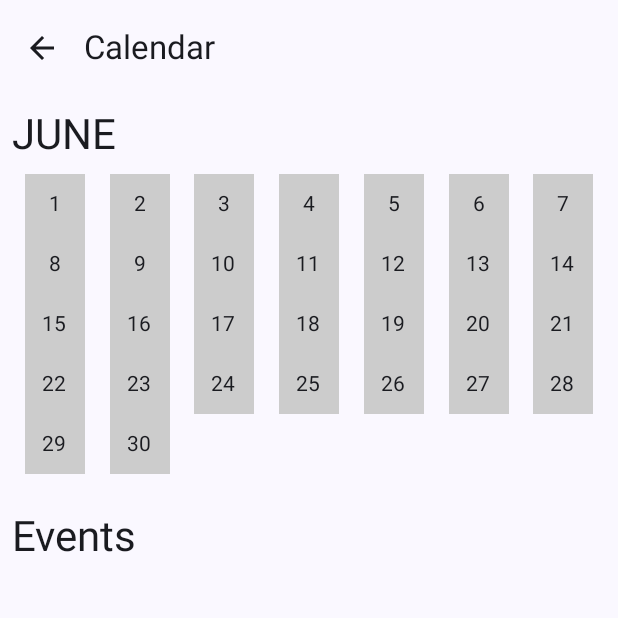
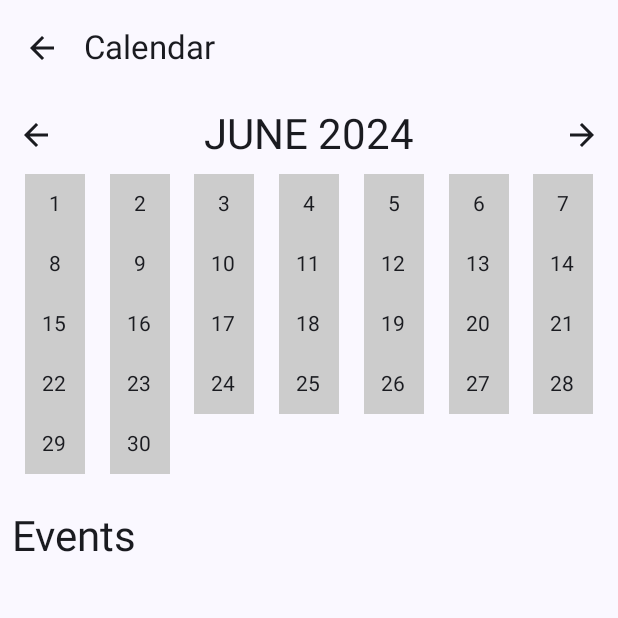
Before and after one commit to pedroluiznogueira/email-app, an Android app built with Jetpack Compose: the CalendarScreen screen opened through its navigation route, on a phone screen of 412 x 824 dp, the top half of it. Run offline under Robolectric (Android 15) with nearby library versions, the phone set to English and light mode, and no system bars.

Commit message:
support all months of the year

```diff
--- a/app/src/main/java/com/example/emailapp/MainActivity.kt
+++ b/app/src/main/java/com/example/emailapp/MainActivity.kt
@@ -15,6 +15,7 @@ import androidx.compose.foundation.text.KeyboardActions
 import androidx.compose.foundation.text.KeyboardOptions
 import androidx.compose.material.icons.Icons
 import androidx.compose.material.icons.filled.ArrowBack
+import androidx.compose.material.icons.filled.Delete
 import androidx.compose.material.icons.filled.Search
 import androidx.compose.material.icons.filled.Star
 import androidx.compose.material.icons.outlined.StarBorder
@@ -22,6 +23,7 @@ import androidx.compose.material3.*
 import androidx.compose.runtime.*
 import androidx.compose.ui.Alignment
 import androidx.compose.ui.Modifier
+import androidx.compose.ui.draw.rotate
 import androidx.compose.ui.graphics.Color
 import androidx.compose.ui.text.font.FontWeight
 import androidx.compose.ui.text.input.ImeAction
@@ -30,8 +32,12 @@ import androidx.compose.ui.tooling.preview.Preview
 import androidx.compose.ui.unit.dp
 import androidx.compose.ui.unit.sp
 import androidx.navigation.NavHostController
+import androidx.navigation.compose.NavHost
+import androidx.navigation.compose.composable
+import androidx.navigation.compose.rememberNavController
 import com.example.emailapp.ui.theme.EmailAppTheme
 import java.time.LocalDate
+import java.time.YearMonth
 
 class MainActivity : ComponentActivity() {
     override fun onCreate(savedInstanceState: Bundle?) {
@@ -257,6 +263,7 @@ fun CalendarScreen(navController: NavHostController) {
     var selectedDate by remember { mutableStateOf(LocalDate.now()) }
     var showDialog by remember { mutableStateOf(false) }
     var newEvent by remember { mutableStateOf("") }
+    var currentMonth by remember { mutableStateOf(YearMonth.now()) }
 
     Scaffold(
         topBar = {
@@ -274,8 +281,27 @@ fun CalendarScreen(navController: NavHostController) {
                 Column(
                     modifier = Modifier.fillMaxSize()
                 ) {
+                    Row(
+                        modifier = Modifier.fillMaxWidth(),
+                        horizontalArrangement = Arrangement.SpaceBetween,
+                        verticalAlignment = Alignment.CenterVertically
+                    ) {
+                        IconButton(onClick = { currentMonth = currentMonth.minusMonths(1) }) {
+                            Icon(imageVector = Icons.Default.ArrowBack, contentDescription = "Previous Month")
+                        }
+                        Text(
+                            text = "${currentMonth.month.name} ${currentMonth.year}",
+                            style = MaterialTheme.typography.headlineMedium,
+                            modifier = Modifier.padding(8.dp)
+                        )
+                        IconButton(onClick = { currentMonth = currentMonth.plusMonths(1) }) {
+                            Icon(imageVector = Icons.Default.ArrowBack, contentDescription = "Next Month", modifier = Modifier.rotate(180f))
+                        }
+                    }
+
                     // Display calendar
                     CalendarView(
+                        yearMonth = currentMonth,
                         selectedDate = selectedDate,
                         onDateSelected = {
                             selectedDate = it
@@ -296,7 +322,9 @@ fun CalendarScreen(navController: NavHostController) {
                     ) {
                         events[selectedDate]?.let { eventList ->
                             items(eventList) { event ->
-                                EventItem(event)
+                                EventItem(event) {
+                                    events[selectedDate]?.remove(event)
+                                }
                             }
                         }
                     }
@@ -334,7 +362,7 @@ fun CalendarScreen(navController: NavHostController) {
 }
 
 @Composable
-fun EventItem(event: String) {
+fun EventItem(event: String, onDelete: () -> Unit) {
     Card(
         modifier = Modifier
             .fillMaxWidth()
@@ -343,25 +371,30 @@ fun EventItem(event: String) {
         elevation = CardDefaults.cardElevation(defaultElevation = 8.dp),
         shape = MaterialTheme.shapes.medium
     ) {
-        Text(
-            text = "Description: $event",
-            modifier = Modifier.padding(16.dp),
-            style = MaterialTheme.typography.bodyMedium,
-            color = MaterialTheme.colorScheme.onSurface
-        )
+        Row(
+            modifier = Modifier
+                .fillMaxWidth()
+                .padding(16.dp),
+            horizontalArrangement = Arrangement.SpaceBetween,
+            verticalAlignment = Alignment.CenterVertically
+        ) {
+            Text(
+                text = "Description: $event",
+                style = MaterialTheme.typography.bodyMedium,
+                color = MaterialTheme.colorScheme.onSurface
+            )
+            IconButton(onClick = onDelete) {
+                Icon(imageVector = Icons.Default.Delete, contentDescription = "Delete Event")
+            }
+        }
     }
 }
 
 @Composable
-fun CalendarView(selectedDate: LocalDate, onDateSelected: (LocalDate) -> Unit) {
-    val daysInMonth = selectedDate.lengthOfMonth()
+fun CalendarView(yearMonth: YearMonth, selectedDate: LocalDate, onDateSelected: (LocalDate) -> Unit) {
+    val daysInMonth = yearMonth.lengthOfMonth()
 
     Column {
-        Text(
-            text = selectedDate.month.name,
-            style = MaterialTheme.typography.headlineMedium,
-            modifier = Modifier.padding(8.dp)
-        )
         for (week in 0 until 5) { // Assuming 5 weeks per month
             Row(
                 modifier = Modifier.fillMaxWidth(),
@@ -370,7 +403,7 @@ fun CalendarView(selectedDate: LocalDate, onDateSelected: (LocalDate) -> Unit) {
                 for (day in 1..7) {
                     val dayOfMonth = week * 7 + day
                     if (dayOfMonth <= daysInMonth) {
-                        val date = LocalDate.of(selectedDate.year, selectedDate.month, dayOfMonth)
+                        val date = LocalDate.of(yearMonth.year, yearMonth.month, dayOfMonth)
                         Box(
                             modifier = Modifier
                                 .size(40.dp)
```
